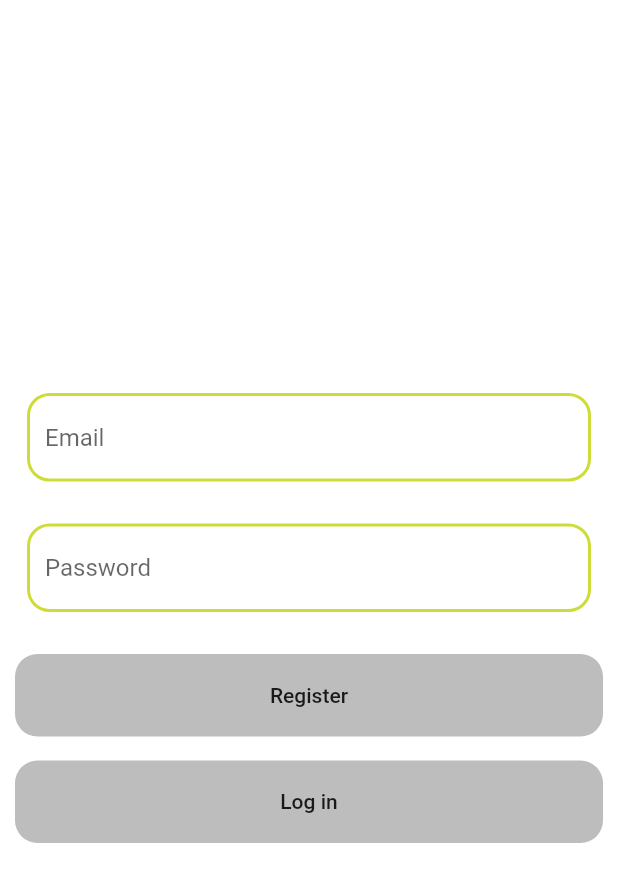
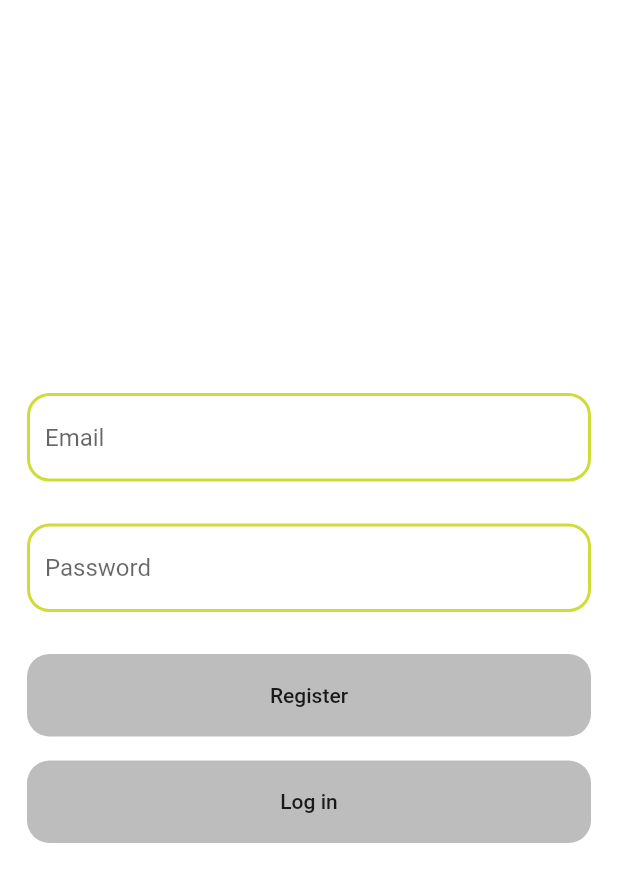
Before and after one commit to aj-varus/crypto_wallet, a Flutter app: the screen it shows after launch, on a phone screen of 412 x 824 dp. Shown: the top 882 px of the screen. Run offline on Flutter 3.47's test engine with Material 2 defaults, Android fonts, the phone set to English and light mode, and no system bars; our stand-ins replace firebase_core, flutter_spinkit; accounts and stored records are empty.

Commit message:
Fixing padding issue in buttons.

```diff
--- a/lib/ui/authentication.dart
+++ b/lib/ui/authentication.dart
@@ -55,7 +55,7 @@ class _AuthenticationState extends State<Authentication> {
               ),
             ),
             Padding(
-              padding: const EdgeInsets.only(top: 8.0, bottom: 8.0),
+              padding: const EdgeInsets.fromLTRB(8.0, 8.0, 8.0, 8.0),
               child: Container(
                 width: double.infinity,
                 height: 55,
@@ -69,7 +69,7 @@ class _AuthenticationState extends State<Authentication> {
               ),
             ),
             Padding(
-              padding: const EdgeInsets.only(top: 8.0, bottom: 8.0),
+              padding: const EdgeInsets.fromLTRB(8.0, 8.0, 8.0, 8.0),
               child: Container(
                 width: double.infinity,
                 height: 55,
```
